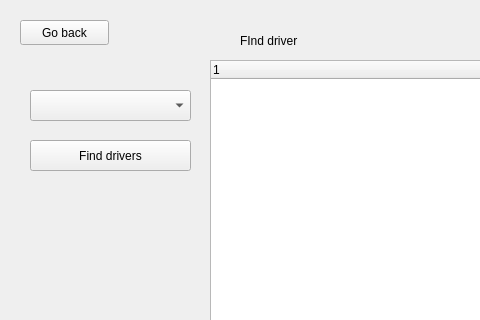
Qt form sdi_app/gui/menu_company.ui (FratiaXd/SDI) before a commit; both pictures show x 0 to 480 and y 0 to 320 of the 594 by 489 pixel window.
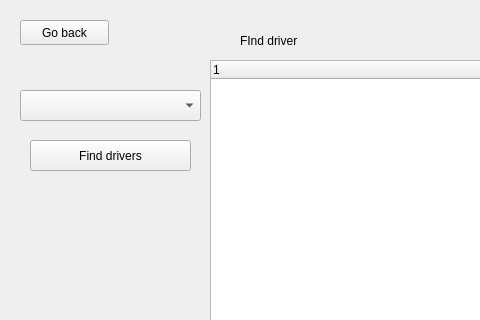
The same form after that commit. The open tabs and pages were chosen to show the change.

Diff of the .ui file:
```diff
--- a/sdi_app/gui/menu_company.ui
+++ b/sdi_app/gui/menu_company.ui
@@ -217,9 +217,9 @@
     <widget class="QComboBox" name="comboBox">
      <property name="geometry">
       <rect>
-       <x>30</x>
+       <x>20</x>
        <y>90</y>
-       <width>161</width>
+       <width>181</width>
        <height>31</height>
       </rect>
      </property>
```
